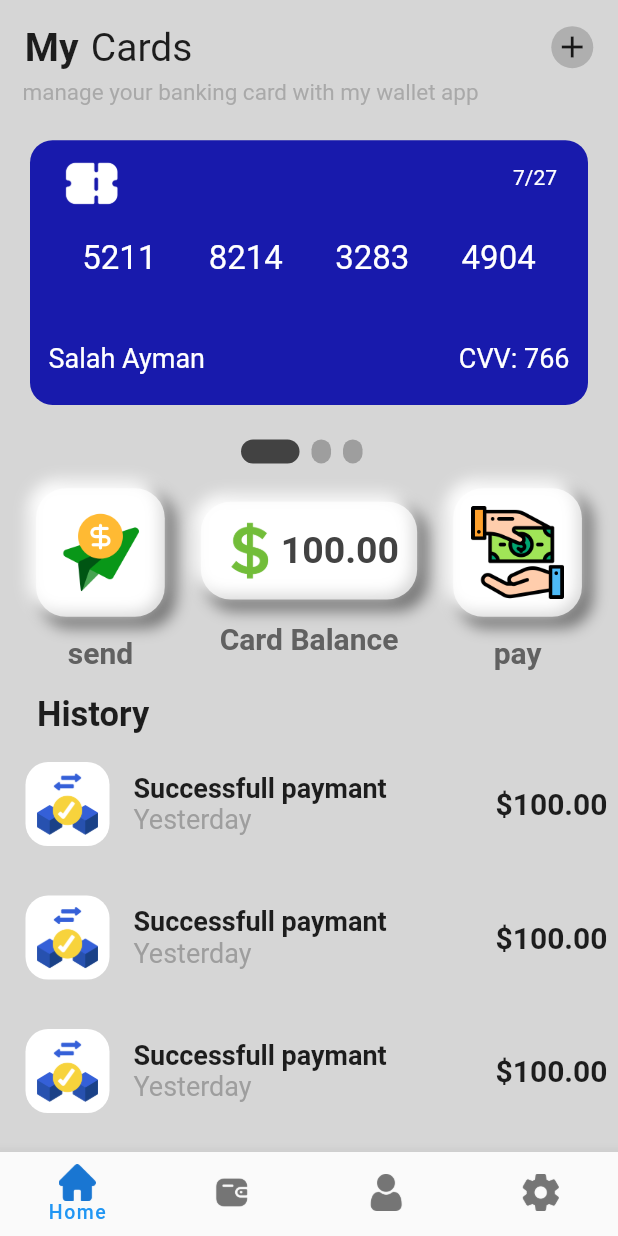
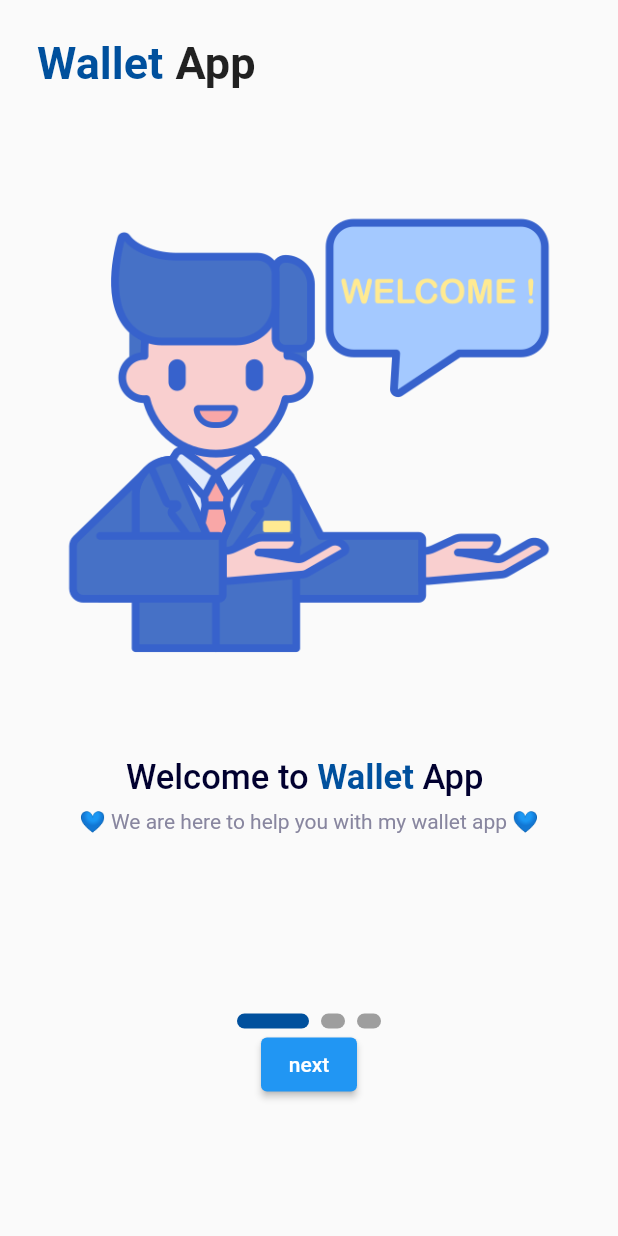
Before and after one commit to SSalahAyman/Wallet-app-UI, a Flutter app: the screen it shows after launch, on a phone screen of 412 x 824 dp. Run offline on Flutter 3.47's test engine with Material 2 defaults, Android fonts, the phone set to English and light mode, and no system bars; drawn by our look-alikes of smooth_page_indicator; our stand-ins replace animated_splash_screen, lottie; Roboto replaces fonts that are missing (AsapCondensed-Bold).

Commit message:
finished first onboarding of app

```diff
--- a/walletapp/lib/components/home_page_components/history_transactions.dart
+++ b/walletapp/lib/components/home_page_components/history_transactions.dart
@@ -1,5 +1,5 @@
 import 'package:flutter/material.dart';
-import 'package:walletapp/components/models/transaction.dart';
+import 'package:walletapp/models/transaction.dart';
 
 class Transactionitem extends StatelessWidget {
   const Transactionitem({
--- a/walletapp/lib/components/my_card.dart
+++ b/walletapp/lib/components/my_card.dart
@@ -1,5 +1,5 @@
 import 'package:flutter/material.dart';
-import 'package:walletapp/components/models/card_number.dart';
+import 'package:walletapp/models/card_number.dart';
 
 class Mycard extends StatelessWidget {
   const Mycard(
--- a/walletapp/lib/components/navbar.dart
+++ b/walletapp/lib/components/navbar.dart
@@ -29,7 +29,7 @@ class _NavbarState extends State<Navbar> {
     return Scaffold(
       body: pages.elementAt(index),
       bottomNavigationBar: BottomNavigationBar(
-        showSelectedLabels: true,
+        // showSelectedLabels: false,
         showUnselectedLabels: false,
         selectedLabelStyle: const TextStyle(
             letterSpacing: 1, fontSize: 13, fontWeight: FontWeight.w500),
--- /dev/null
+++ b/walletapp/lib/components/onboarding_screen_components.dart/first_intro_screen.dart
@@ -0,0 +1,97 @@
+import 'package:flutter/material.dart';
+import 'package:smooth_page_indicator/smooth_page_indicator.dart';
+import 'package:walletapp/main.dart';
+
+class FirstIntroScreen extends StatelessWidget {
+  FirstIntroScreen({super.key});
+  static late double width;
+  static late double height;
+
+  final _controller = PageController();
+  @override
+  Widget build(BuildContext context) {
+    width = MediaQuery.of(context).size.width;
+    height = MediaQuery.of(context).size.height;
+    return Column(
+      children: [
+        SizedBox(height: height * 0.03),
+        Row(
+          children: [
+            SizedBox(
+              width: width * 0.06,
+            ),
+            const Text(
+              "Wallet",
+              style: TextStyle(
+                  color: Color(0xff00509d),
+                  fontWeight: FontWeight.bold,
+                  fontSize: 30),
+            ),
+            SizedBox(
+              width: width * 0.02,
+            ),
+            const Text(
+              "App",
+              style: TextStyle(
+                  fontSize: 30,
+                  fontWeight: FontWeight.bold,
+                  fontFamily: "AsapCondensed-Bold"),
+            ),
+            const Spacer(
+              flex: 1,
+            ),
+          ],
+        ),
+        SizedBox(
+          height: height * 0.08,
+        ),
+        Image.asset(
+          "assets/icons/intro icons/welcome.png",
+          width: width * 0.8,
+        ),
+        SizedBox(
+          height: height * 0.06,
+        ),
+        Row(
+          mainAxisAlignment: MainAxisAlignment.center,
+          children: [
+            Text(
+              "Welcome to ",
+              style: TextStyle(
+                  fontSize: 23,
+                  color: Color(0xff01002f),
+                  fontWeight: FontWeight.w500),
+            ),
+            Text(
+              "Wallet ",
+              style: TextStyle(
+                  color: Color(0xff00509d),
+                  fontWeight: FontWeight.bold,
+                  fontSize: 23),
+            ),
+            Text(
+              "App ",
+              style: TextStyle(
+                  fontSize: 23,
+                  color: Color(0xff01002f),
+                  fontWeight: FontWeight.w500),
+            ),
+          ],
+        ),
+        SizedBox(
+          height: height * 0.01,
+        ),
+        const Text(
+          "💙 We are here to help you with my wallet app 💙",
+          style: TextStyle(
+            fontSize: 14,
+            color: Color(0xff88869f),
+          ),
+        ),
+        const Spacer(
+          flex: 1,
+        ),
+      ],
+    );
+  }
+}
--- a/walletapp/lib/screens/home_page.dart
+++ b/walletapp/lib/screens/home_page.dart
@@ -1,11 +1,11 @@
 import 'package:flutter/material.dart';
 import 'package:smooth_page_indicator/smooth_page_indicator.dart';
-import 'package:walletapp/components/models/card_number.dart';
+import 'package:walletapp/models/card_number.dart';
 import 'package:walletapp/components/home_page_components/app_bar.dart';
 import 'package:walletapp/components/home_page_components/history_transactions.dart';
 import 'package:walletapp/components/my_card.dart';
 import 'package:walletapp/components/home_page_components/services_section/balance_Card.dart';
-import 'package:walletapp/components/models/transaction.dart';
+import 'package:walletapp/models/transaction.dart';
 
 import '../components/home_page_components/services_section/service_button.dart';
 
--- /dev/null
+++ b/walletapp/lib/screens/onboarding_screen.dart
@@ -0,0 +1,106 @@
+import 'package:flutter/material.dart';
+import 'package:smooth_page_indicator/smooth_page_indicator.dart';
+import 'package:walletapp/components/navbar.dart';
+import 'package:walletapp/components/onboarding_screen_components.dart/first_intro_screen.dart';
+import 'package:walletapp/components/onboarding_screen_components.dart/second_intro_screen.dart';
+import 'package:walletapp/components/onboarding_screen_components.dart/third_intro_screen.dart';
+
+import '../main.dart';
+
+class Onboardingscreens extends StatefulWidget {
+  Onboardingscreens({super.key});
+
+  @override
+  State<Onboardingscreens> createState() => _OnboardingscreensState();
+}
+
+class _OnboardingscreensState extends State<Onboardingscreens> {
+  static late double width;
+  static late double height;
+
+  String buttontext = "next";
+
+  List<Widget> intropages = [
+    FirstIntroScreen(),
+    SecondIntroScreen(),
+    ThirdIntroScreen(),
+  ];
+
+  final _controller = PageController(initialPage: 0);
+
+  @override
+  Widget build(BuildContext context) {
+    width = MediaQuery.of(context).size.width;
+    height = MediaQuery.of(context).size.height;
+    return SafeArea(
+      child: Scaffold(
+        body: Column(
+          children: [
+            Container(
+              width: width,
+              height: height * 0.82,
+              child: PageView(
+                onPageChanged: (value) {
+                  if (value == 2) {
+                    setState(() {
+                      buttontext = "finish";
+                    });
+                  } else {
+                    setState(() {
+                      buttontext = "next";
+                    });
+                  }
+                },
+                physics: const BouncingScrollPhysics(),
+                scrollDirection: Axis.horizontal,
+                controller: _controller,
+                children: [
+                  FirstIntroScreen(),
+                  SecondIntroScreen(),
+                  ThirdIntroScreen(),
+                ],
+              ),
+            ),
+
+            /*
+              smooth page indicator
+            */
+            SmoothPageIndicator(
+              axisDirection: Axis.horizontal,
+              controller: _controller,
+              count: intropages.length,
+              effect: ExpandingDotsEffect(
+                dotHeight: 10,
+                activeDotColor: Color(0xff00509d),
+              ),
+            ),
+
+            /*
+              indicator button
+            */
+            Container(
+              child: buttontext == "next"
+                  ? ElevatedButton(
+                      onPressed: () {
+                        _controller.nextPage(
+                            duration: Duration(milliseconds: 500),
+                            curve: Curves.easeIn);
+                      },
+                      child: Text(buttontext),
+                    )
+                  : ElevatedButton(
+                      onPressed: () {
+                        Navigator.push(context,
+                            MaterialPageRoute(builder: (context) {
+                          return Navbar();
+                        }));
+                      },
+                      child: Text(buttontext),
+                    ),
+            ),
+          ],
+        ),
+      ),
+    );
+  }
+}
--- a/walletapp/lib/screens/splash_screen.dart
+++ b/walletapp/lib/screens/splash_screen.dart
@@ -4,6 +4,7 @@ import 'package:flutter/material.dart';
 import 'package:lottie/lottie.dart';
 import 'package:walletapp/components/navbar.dart';
 import 'package:walletapp/screens/home_page.dart';
+import 'package:walletapp/screens/onboarding_screen.dart';
 
 class Splashscreen extends StatelessWidget {
   const Splashscreen({super.key});
@@ -109,7 +110,7 @@ class Splashscreen extends StatelessWidget {
               ],
             ),
           ),
-          nextScreen: Navbar(),
+          nextScreen: Onboardingscreens(),
         ),
       ),
     );
--- a/walletapp/pubspec.yaml
+++ b/walletapp/pubspec.yaml
@@ -37,7 +37,7 @@ dependencies:
   cupertino_icons: ^1.0.2
   animated_splash_screen: ^1.3.0
   lottie: ^2.3.2
-  smooth_page_indicator: ^1.0.1
+  smooth_page_indicator: ^1.1.0
 
 dev_dependencies:
   flutter_test:
@@ -66,6 +66,7 @@ flutter:
     - assets/images/photos/
     - assets/images/animations/
     - assets/icons/
+    - assets/icons/intro icons/
   # An image asset can refer to one or more resolution-specific "variants", see
   # https://flutter.dev/assets-and-images/#resolution-aware
 
```
Also changed, not shown: walletapp/lib/components/onboarding_screen_components.dart/second_intro_screen.dart (added, +11 -0 lines), walletapp/lib/components/onboarding_screen_components.dart/third_intro_screen.dart (added, +96 -0 lines), walletapp/assets/icons/intro icons/add -card.png (added), walletapp/assets/icons/intro icons/control-on-card.png (added), walletapp/assets/icons/intro icons/control-on-card2.png (added), walletapp/assets/icons/intro icons/handshake.png (added), walletapp/assets/icons/intro icons/intro_background.png (added), walletapp/assets/icons/intro icons/pay-for-service.png (added), walletapp/assets/icons/intro icons/welcome.png (added), walletapp/lib/models/card_number.dart (renamed from walletapp/lib/components/models/card_number.dart), walletapp/lib/models/transaction.dart (renamed from walletapp/lib/components/models/transaction.dart), walletapp/pubspec.lock.
